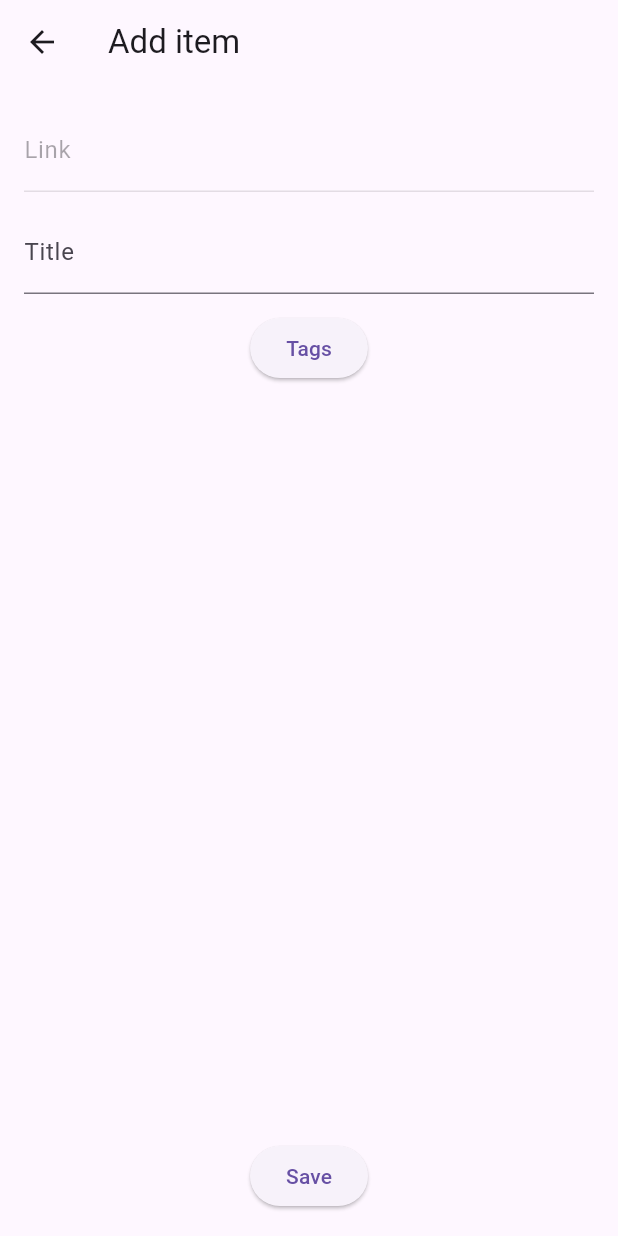
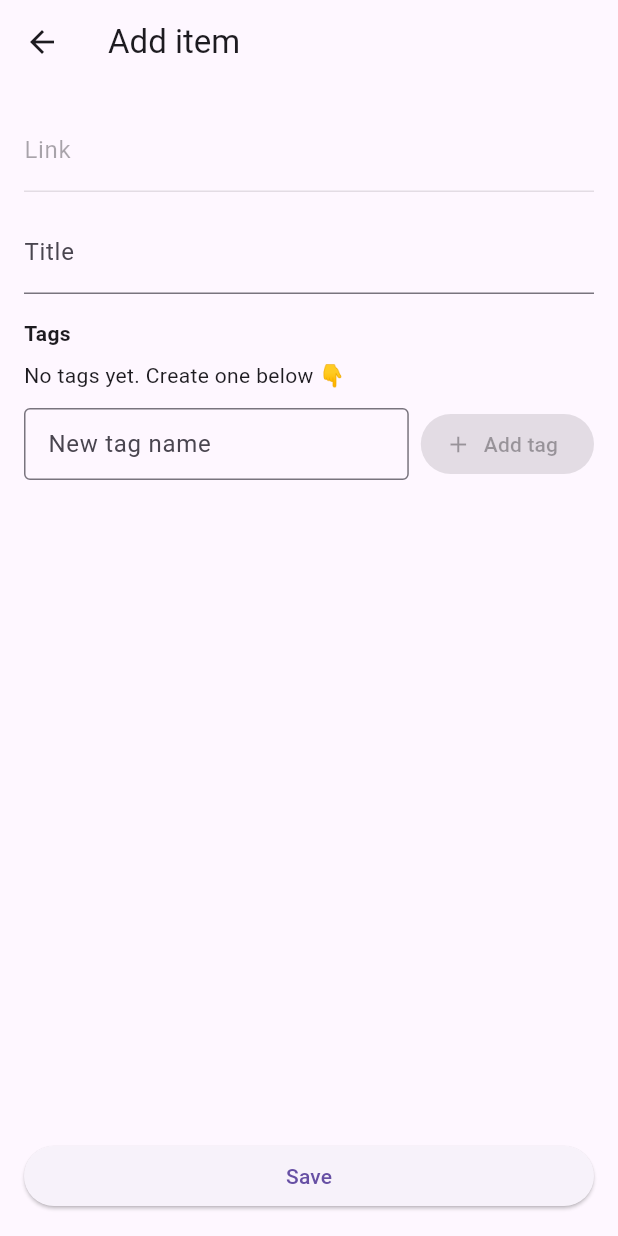
Before and after one commit to FYNQ/StashIt, a Flutter app: the AddItemScreen screen opened directly with empty values, on a phone screen of 412 x 824 dp. Run offline on Flutter 3.47's test engine with Material 3 defaults, Android fonts, the phone set to English and light mode, and no system bars; our stand-ins replace drift; missing offline and left inert: receive_sharing_intent; accounts and stored records are empty; generated files the repository leaves out were written again.

Commit message:
Allow to assign a tag to created item

```diff
--- a/lib/data/drift/database.dart
+++ b/lib/data/drift/database.dart
@@ -92,6 +92,43 @@ class AppDatabase extends _$AppDatabase {
         },
       );
 
+
+// Tags
+
+// Fetch a tag by name (case-sensitive; adjust if needed)
+Future<Tag?> getTagByName(String name) async {
+  return (select(tags)..where((t) => t.name.equals(name))).getSingleOrNull();
+}
+
+Future<Tag> upsertTagByName(String name, {String? color}) async {
+  final trimmed = name.trim();
+  if (trimmed.isEmpty) {
+    throw ArgumentError('Tag name cannot be empty');
+  }
+
+  // Try existing
+  final existing =
+      await (select(tags)..where((t) => t.name.equals(trimmed))).getSingleOrNull();
+  if (existing != null) return existing;
+
+  // Insert new; handle race via catch → requery
+  try {
+    final id = await into(tags).insert(
+      TagsCompanion.insert(
+        name: trimmed,
+        color: Value(color),
+      ),
+    );
+    return (select(tags)..where((t) => t.id.equals(id))).getSingle();
+  } catch (_) {
+    // Likely unique constraint from a race; requery
+    final fallback =
+        await (select(tags)..where((t) => t.name.equals(trimmed))).getSingleOrNull();
+    if (fallback != null) return fallback;
+    rethrow;
+  }
+}
+
   // --------------------------------------------------
   // INSERT
   // --------------------------------------------------
--- a/lib/main.dart
+++ b/lib/main.dart
@@ -22,7 +22,6 @@ Future<void> main() async {
 
   runApp(const StashItApp());
 
-  // 🔴 LISTEN AFTER runApp
   ShareIntentHandler.stream.listen((sharedText) {
     if (sharedText == null || sharedText.isEmpty) return;
 
--- a/lib/ui/add_item/add_item_controller.dart
+++ b/lib/ui/add_item/add_item_controller.dart
@@ -6,23 +6,65 @@ class AddItemController extends ChangeNotifier {
 
   String? link;
   String title = '';
-  int? tagId;
   bool isSaving = false;
 
+  // Tags state
+  List<Tag> allTags = [];
+  final Set<int> selectedTagIds = {};
+  String newTagName = '';
+
   AddItemController(this.db);
+
+  // Load all tags to display in the picker
+  Future<void> init() async {
+    allTags = await db.getAllTags();
+    notifyListeners();
+  }
+
+  void toggleTag(int tagId) {
+    if (selectedTagIds.contains(tagId)) {
+      selectedTagIds.remove(tagId);
+    } else {
+      selectedTagIds.add(tagId);
+    }
+    notifyListeners();
+  }
+
+  Future<void> addNewTag() async {
+    final name = newTagName.trim();
+    if (name.isEmpty) return;
+
+    // Create or fetch existing
+    final tag = await db.upsertTagByName(name);
+    // Merge into list if not present
+    if (!allTags.any((t) => t.id == tag.id)) {
+      allTags = [...allTags, tag];
+    }
+    // Select it
+    selectedTagIds.add(tag.id);
+    // Clear input
+    newTagName = '';
+    notifyListeners();
+  }
 
   Future<void> save() async {
     if (link == null || link!.isEmpty) return;
 
     isSaving = true;
     notifyListeners();
+    try {
+      final itemId = await db.insertSharedData(
+        text: link,
+        title: title.isEmpty ? null : title,
+      );
 
-    await db.insertSharedData(
-      text: link,
-      title: title.isEmpty ? null : title,
-    );
-
-    isSaving = false;
-    notifyListeners();
+      // Attach selected tags
+      for (final tagId in selectedTagIds) {
+        await db.attachTag(itemId: itemId, tagId: tagId);
+      }
+    } finally {
+      isSaving = false;
+      notifyListeners();
+    }
   }
 }
--- a/lib/ui/add_item/add_item_screen.dart
+++ b/lib/ui/add_item/add_item_screen.dart
@@ -23,7 +23,8 @@ class _AddItemScreenState extends State<AddItemScreen> {
   void initState() {
     super.initState();
     controller = AddItemController(widget.database)
-      ..link = widget.sharedText;
+      ..link = widget.sharedText
+      ..init(); // <- load tags
   }
 
   @override
@@ -38,7 +39,9 @@ class _AddItemScreenState extends State<AddItemScreen> {
           body: Padding(
             padding: const EdgeInsets.all(16),
             child: Column(
+              crossAxisAlignment: CrossAxisAlignment.start,
               children: [
+                // Link (read-only)
                 TextField(
                   enabled: false,
                   controller: TextEditingController(
@@ -49,21 +52,71 @@ class _AddItemScreenState extends State<AddItemScreen> {
                   ),
                 ),
                 const SizedBox(height: 12),
+
+                // Title input
                 TextField(
                   decoration: const InputDecoration(
                     labelText: 'Title',
                   ),
                   onChanged: (v) => controller.title = v,
                 ),
+                const SizedBox(height: 16),
+
+                // Tags section
+                const Text('Tags', style: TextStyle(fontWeight: FontWeight.bold)),
+                const SizedBox(height: 8),
+
+                // Existing tags as chips
+                if (controller.allTags.isEmpty)
+                  const Text('No tags yet. Create one below 👇')
+                else
+                  Wrap(
+                    spacing: 8,
+                    runSpacing: -8,
+                    children: controller.allTags.map((tag) {
+                      final selected = controller.selectedTagIds.contains(tag.id);
+                      return FilterChip(
+                        label: Text(tag.name),
+                        selected: selected,
+                        onSelected: (_) => controller.toggleTag(tag.id),
+                      );
+                    }).toList(),
+                  ),
+
                 const SizedBox(height: 12),
-                ElevatedButton(
-                  onPressed: () {
-                    // tag picker later
+
+                // Create new tag
+                Row(
+                  children: [
+                    Expanded(
+                      child: TextField(
+                        onChanged: (v) => controller.newTagName = v,
+                        decoration: const InputDecoration(
+                          hintText: 'New tag name',
+                          border: OutlineInputBorder(),
+                          isDense: true,
+                        ),
+                      ),
+                    ),
+                    const SizedBox(width: 8),
+                    ElevatedButton.icon(
+                      onPressed: controller.newTagName.trim().isEmpty
+                          ? null
+                          : () async {
+                              await controller.addNewTag();
                             },
-                  child: const Text('Tags'),
+                      icon: const Icon(Icons.add),
+                      label: const Text('Add tag'),
                     ),
+                  ],
+                ),
+
                 const Spacer(),
-                ElevatedButton(
+
+                // Save button
+                SizedBox(
+                  width: double.infinity,
+                  child: ElevatedButton(
                     onPressed: controller.isSaving
                         ? null
                         : () async {
@@ -71,8 +124,13 @@ class _AddItemScreenState extends State<AddItemScreen> {
                             if (mounted) Navigator.pop(context);
                           },
                     child: controller.isSaving
-                      ? const CircularProgressIndicator()
+                        ? const SizedBox(
+                            height: 20,
+                            width: 20,
+                            child: CircularProgressIndicator(strokeWidth: 2),
+                          )
                         : const Text('Save'),
+                  ),
                 ),
               ],
             ),
```
Lines whose indentation alone changed are shown as unchanged.
